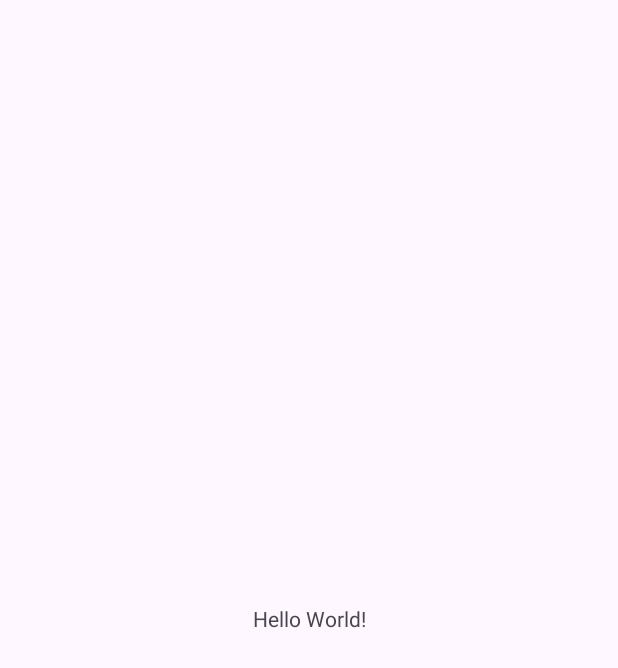
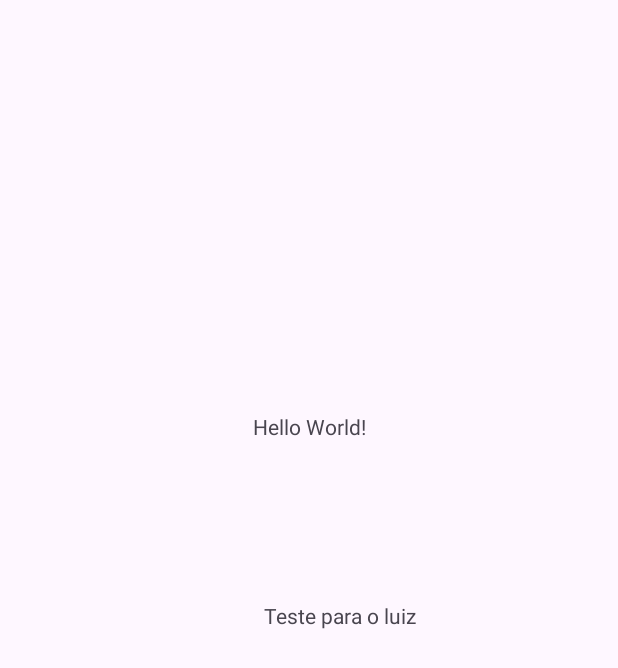
Before and after one commit to eoLellis/repositorio_academico_mobile, an Android app: the screen it shows after launch (MainActivity), on a phone screen of 412 x 824 dp. Before the commit the part shown is almost empty. Shown: the top 668 px of the screen. Run offline under Robolectric (Android 15) with nearby library versions, the phone set to English and light mode, and no system bars.

Commit message:
Teste do primeiro Commit

```diff
--- a/app/src/main/res/layout/activity_main.xml
+++ b/app/src/main/res/layout/activity_main.xml
@@ -8,12 +8,28 @@
     tools:context=".MainActivity">
 
     <TextView
+        android:id="@+id/textView2"
         android:layout_width="wrap_content"
         android:layout_height="wrap_content"
         android:text="Hello World!"
         app:layout_constraintBottom_toBottomOf="parent"
         app:layout_constraintEnd_toEndOf="parent"
         app:layout_constraintStart_toStartOf="parent"
-        app:layout_constraintTop_toTopOf="parent" />
+        app:layout_constraintTop_toTopOf="parent"
+        app:layout_constraintVertical_bias="0.341" />
+
+    <TextView
+        android:id="@+id/textView"
+        android:layout_width="wrap_content"
+        android:layout_height="wrap_content"
+        android:layout_marginStart="175dp"
+        android:layout_marginTop="76dp"
+        android:layout_marginEnd="134dp"
+        android:layout_marginBottom="374dp"
+        android:text="Teste para o luiz"
+        app:layout_constraintBottom_toBottomOf="parent"
+        app:layout_constraintEnd_toEndOf="parent"
+        app:layout_constraintStart_toStartOf="parent"
+        app:layout_constraintTop_toBottomOf="@+id/textView2" />
 
 </androidx.constraintlayout.widget.ConstraintLayout>
```
